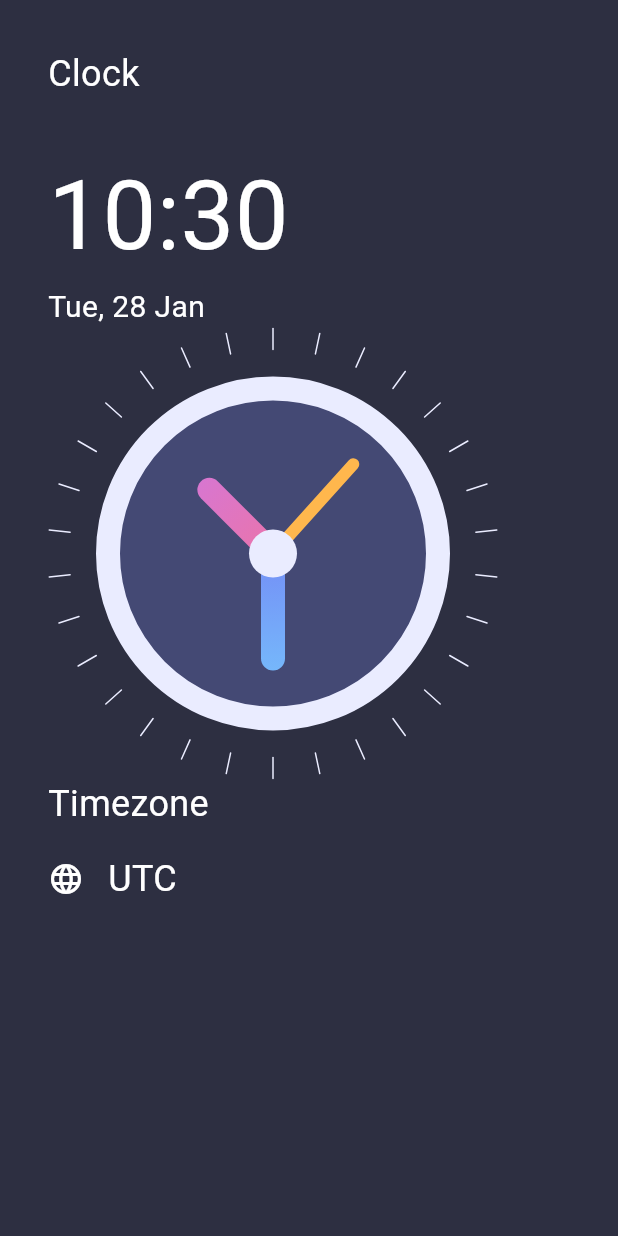
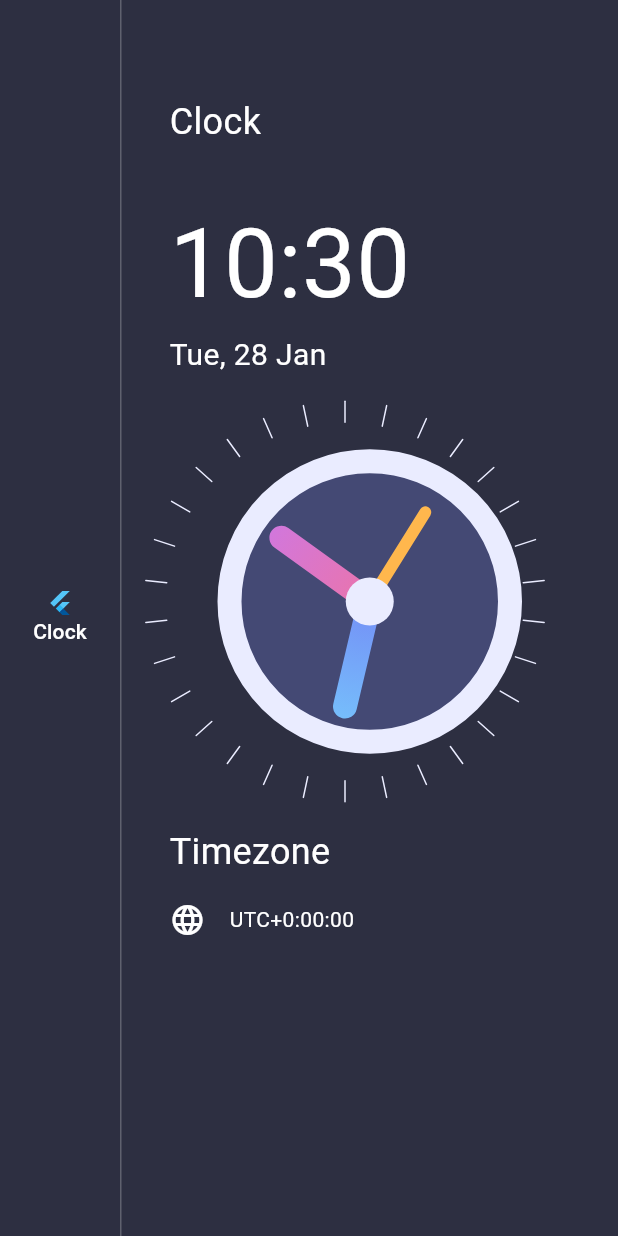
Before and after one commit to parth-darji/clock_cp_app, a Flutter app: the screen it shows after launch, on a phone screen of 412 x 824 dp. Run offline on Flutter 3.47's test engine with Material 3 defaults, Android fonts, the phone set to English and light mode, and no system bars.

Commit message:
home: design completed

```diff
--- a/lib/home_page.dart
+++ b/lib/home_page.dart
@@ -10,11 +10,51 @@
     var now = DateTime.now();
     var formattedTime = DateFormat('HH:mm').format(now);
     var formattedDate = DateFormat('EEE, d MMM').format(now);
+    var timezoneString = now.timeZoneOffset.toString().split(".").first;
+    var offsetSign = "";
+    if (!timezoneString.startsWith("-")) {
+      offsetSign = "+";
+    }
+    debugPrint("timezoneString: $timezoneString");
     return Scaffold(
-      body: Container(
-        alignment: Alignment.center,
-        padding: EdgeInsets.all(32),
-        color: Color(0xFF2D2F41),
+      backgroundColor: Color(0xFF2D2F41),
+      body: Row(
+        children: [
+          Padding(
+            padding: const EdgeInsets.all(8.0),
+            child: Column(
+              mainAxisAlignment: MainAxisAlignment.center,
+              children: [
+                TextButton(
+                  onPressed: () {},
+                  child: Column(
+                    children: [
+                      FlutterLogo(),
+                      Text(
+                        "Clock",
+                        style: TextStyle(
+                          color: Colors.white,
+                          fontSize: 14,
+                        ),
+                      ),
+                    ],
+                  ),
+                ),
+              ],
+            ),
+          ),
+          SafeArea(
+            child: VerticalDivider(
+              color: Colors.white24,
+              width: 1,
+            ),
+          ),
+          Expanded(
+            child: Container(
+              padding: EdgeInsets.symmetric(
+                horizontal: 32,
+                vertical: 64,
+              ),
               child: Column(
                 crossAxisAlignment: CrossAxisAlignment.start,
                 children: [
@@ -57,10 +97,10 @@
                       ),
                       SizedBox(width: 16),
                       Text(
-                  "UTC",
+                        "UTC$offsetSign$timezoneString",
                         style: TextStyle(
                           color: Colors.white,
-                    fontSize: 24,
+                          fontSize: 14,
                         ),
                       ),
                     ],
@@ -68,6 +108,9 @@
                 ],
               ),
             ),
+          ),
+        ],
+      ),
     );
   }
 }
```
Lines whose indentation alone changed are shown as unchanged.
